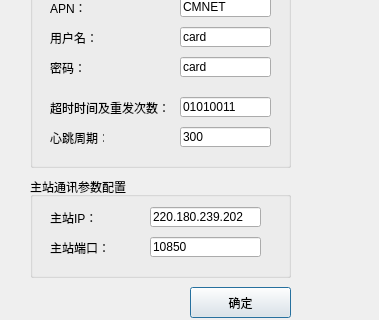
Above: paramset_gprs.ui from CLP0037/UtilizationDevTesting before the change; both pictures show x 0 to 379 and y 183 to 503 of the 379 by 503 pixel window. Below: the same form after it.
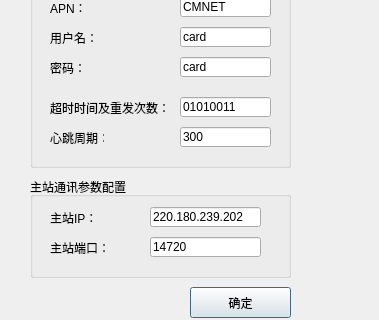
That is the form after the change. Icons and pictures are not drawn.

What changed in the file:
```diff
--- a/paramset_gprs.ui
+++ b/paramset_gprs.ui
@@ -78,7 +78,7 @@
      </rect>
     </property>
     <property name="text">
-     <string>10850</string>
+     <string>14720</string>
     </property>
    </widget>
   </widget>
```
